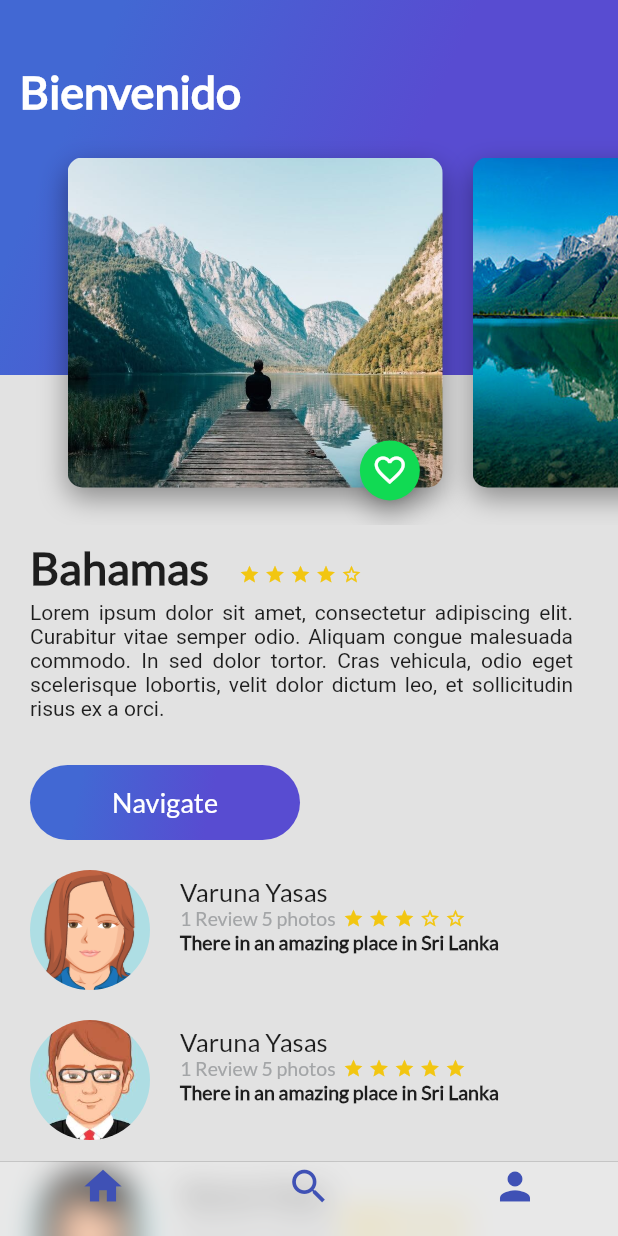
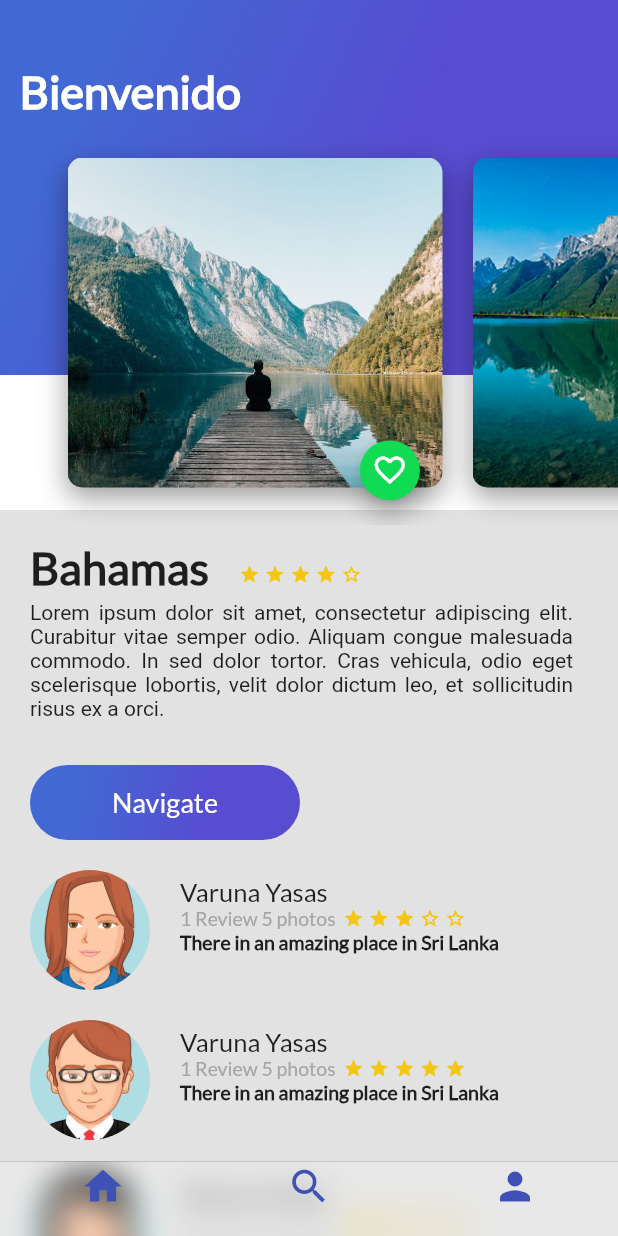
Before and after one commit to RicrdoMedina/platzi-favorite-places, a Flutter app: the screen it shows after launch, on a phone screen of 412 x 824 dp. Run offline on Flutter 3.47's test engine with Material 2 defaults, Android fonts, the phone set to English and light mode, and no system bars.

Commit message:
Fix scolling home page

```diff
--- a/lib/header_app_bar.dart
+++ b/lib/header_app_bar.dart
@@ -8,6 +8,10 @@ class HeaderAppBar extends StatelessWidget {
 
     return Stack(
       children: <Widget>[
+        Container(
+          color: Colors.white,
+          height: 340.0,
+        ),
         new GradientBackground("Bienvenido"),
         CargImageList()
       ],
--- a/lib/home.dart
+++ b/lib/home.dart
@@ -10,6 +10,7 @@ class Home extends StatelessWidget{
       children: <Widget>[
         ListView(
           children: <Widget>[
+
             DescriptionPlace("Bahamas", 4,
                 "Lorem ipsum dolor sit amet, consectetur adipiscing elit. Curabitur vitae semper odio. Aliquam congue malesuada commodo. In sed dolor tortor. Cras vehicula, odio eget scelerisque lobortis, velit dolor dictum leo, et sollicitudin risus ex a orci."),
             ReviewList()
```
